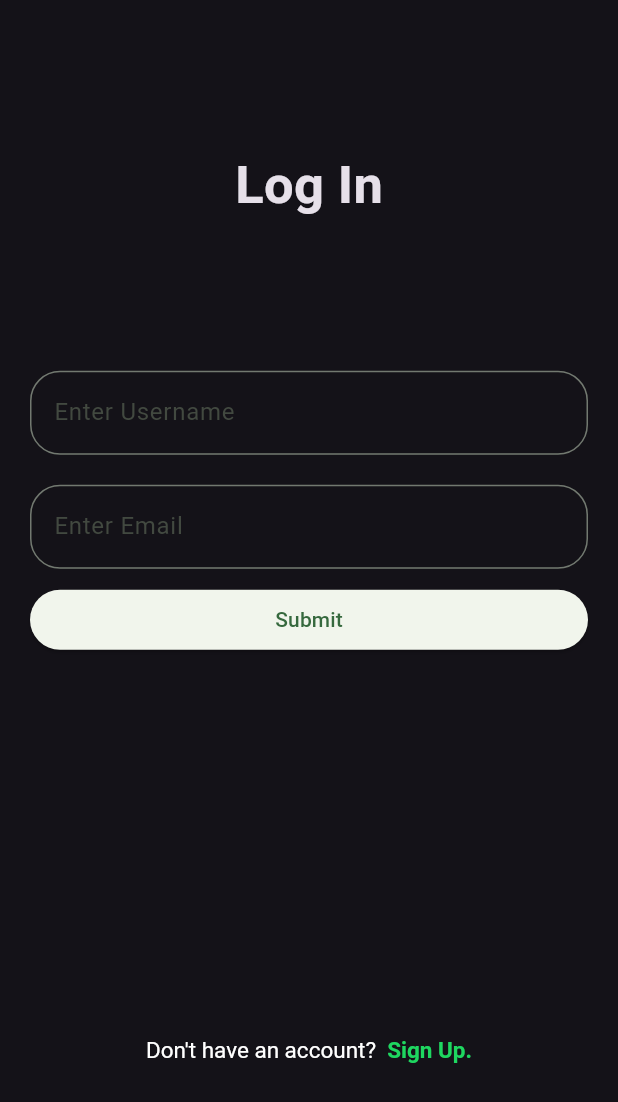
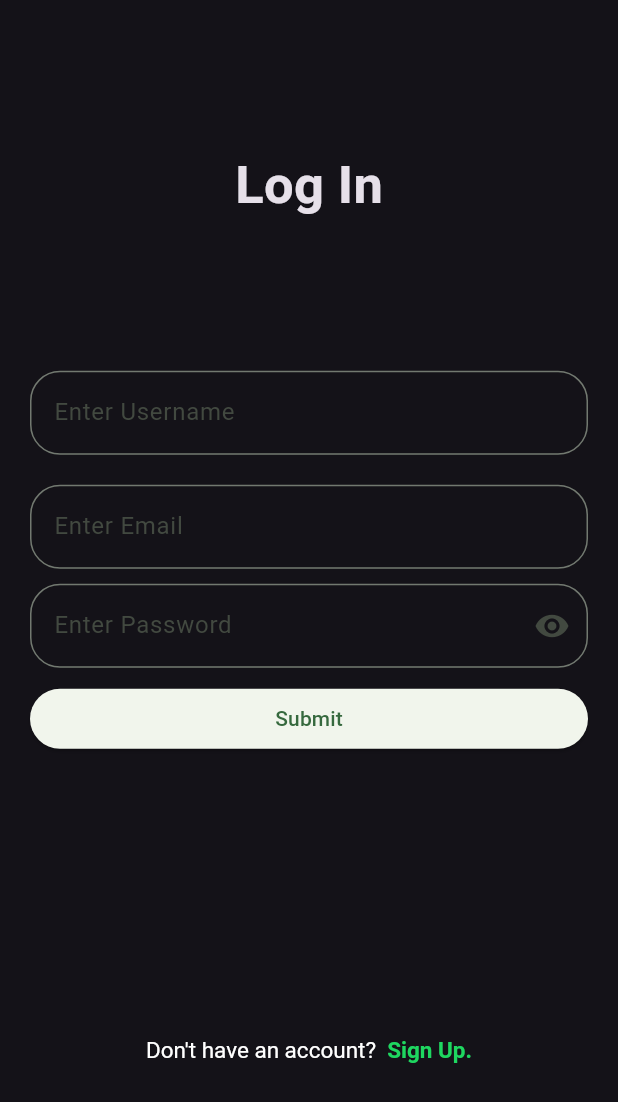
Before and after one commit to dejen-achenef/Spotify_Clone, a Flutter app: the LoginScreen screen opened directly, on a phone screen of 412 x 824 dp. Shown: the top 1102 px of the screen. Run offline on Flutter 3.47's test engine with Material 3 defaults, Android fonts, the phone set to English and light mode, and no system bars; our stand-ins replace after_layout, animated_splash_screen, audioplayers, dio, file_picker, firebase_core and 7 more; accounts and stored records are empty; network calls fail; statements that could not run were skipped.

Commit message:
Login form: convert to stateful and add show/hide password

```diff
--- a/lib/auth/auth_new/my_login.dart
+++ b/lib/auth/auth_new/my_login.dart
@@ -5,11 +5,20 @@ import 'package:spotify_clone/auth/auth_new/my_register.dart';
 
 import '../../constants.dart';
 
-class LoginScreen extends StatelessWidget {
+class LoginScreen extends StatefulWidget {
   LoginScreen({super.key});
-  String username = '', email = '';
+
+  @override
+  State<LoginScreen> createState() => _LoginScreenState();
+}
+
+class _LoginScreenState extends State<LoginScreen> {
+  LoginScreen({super.key});
+  String username = '', email = '', password = '';
   final unameController = TextEditingController();
   final emailController = TextEditingController();
+  final passwordController = TextEditingController();
+  bool _hide = true;
 
   final _formKey = GlobalKey<FormState>();
 
@@ -99,6 +108,31 @@ class LoginScreen extends StatelessWidget {
                                 },
                               ),
                               const SizedBox(height: 10),
+                              TextFormField(
+                                controller: passwordController,
+                                obscureText: _hide,
+                                decoration: InputDecoration(
+                                  border: OutlineInputBorder(
+                                    borderSide: const BorderSide(color: AppConstants.mainGreen),
+                                    borderRadius: BorderRadius.circular(20),
+                                  ),
+                                  label: const Text('Enter Password'),
+                                  suffixIcon: IconButton(
+                                    icon: Icon(_hide ? Icons.visibility : Icons.visibility_off),
+                                    onPressed: () {
+                                      setState(() => _hide = !_hide);
+                                    },
+                                  ),
+                                ),
+                                validator: (value) {
+                                  if (value == null || value.isEmpty || value.length < 6) {
+                                    return 'Please enter your password';
+                                  }
+                                  return null;
+                                },
+                                onSaved: (value) => password = value ?? '',
+                              ),
+                              const SizedBox(height: 10),
                               SizedBox(
                                 width: double.infinity,
                                 child: ElevatedButton(
--- a/lib/homepage/homepage.dart
+++ b/lib/homepage/homepage.dart
@@ -64,6 +64,8 @@ class _HomePageState extends State<HomePage> {
   int secondsDuration = 0;
   int minutesDuration = 0;
 
+ final ScrollController _homeScroll = ScrollController();
+
   @override
   Widget build(BuildContext context) {
     const _bottomPlayerKey = Key('bottomPlayer');
@@ -86,6 +88,7 @@ class _HomePageState extends State<HomePage> {
                     RefreshIndicator(
                       onRefresh: fetchAllSongs,
                       child: ListView(
+                      controller: _homeScroll,
                       children: [
                         Padding(
                           padding: const EdgeInsets.only(left: 8.0),
```
Also changed, not shown: lib/auth/auth_new/my_register.dart (+8 -1 lines), lib/library/library.dart (+46 -2 lines), lib/main.dart (+11 -0 lines), lib/player/player_screen.dart (+19 -7 lines), lib/providers/song_provider.dart (+22 -0 lines), lib/providers/the_auth.dart (+6 -1 lines).
